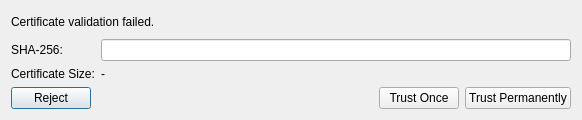
Before: the Qt Designer form src/ui/dialogs/certificatetrustdialog.ui in sanny32/OpenUaExplorer, drawn with Qt 5.
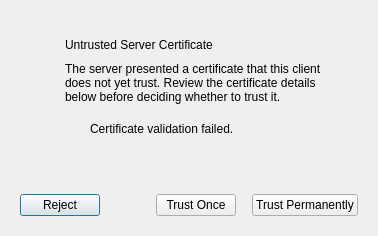
After: the same form once the commit is applied. Custom widgets are drawn as their Qt base class.

Commit message: feat: Add new alert and warning icons, update certificate status text, and enhance certificate trust dialog UI

```diff
--- a/src/ui/dialogs/certificatetrustdialog.ui
+++ b/src/ui/dialogs/certificatetrustdialog.ui
@@ -6,61 +6,148 @@
    <rect>
     <x>0</x>
     <y>0</y>
-    <width>578</width>
-    <height>120</height>
+    <width>720</width>
+    <height>640</height>
    </rect>
   </property>
   <property name="windowTitle">
    <string>Untrusted Server Certificate</string>
   </property>
   <layout class="QVBoxLayout" name="verticalLayout">
+   <property name="spacing">
+    <number>16</number>
+   </property>
+   <property name="sizeConstraint">
+    <enum>QLayout::SetFixedSize</enum>
+   </property>
+   <property name="leftMargin">
+    <number>20</number>
+   </property>
+   <property name="topMargin">
+    <number>20</number>
+   </property>
+   <property name="rightMargin">
+    <number>20</number>
+   </property>
+   <property name="bottomMargin">
+    <number>20</number>
+   </property>
    <item>
-    <widget class="QLabel" name="messageLabel">
-     <property name="minimumSize">
-      <size>
-       <width>560</width>
-       <height>0</height>
-      </size>
-     </property>
-     <property name="text">
-      <string>Certificate validation failed.</string>
-     </property>
-     <property name="wordWrap">
-      <bool>true</bool>
-     </property>
+    <widget class="QFrame" name="headerFrame">
+     <layout class="QHBoxLayout" name="headerLayout">
+      <property name="spacing">
+       <number>18</number>
+      </property>
+      <property name="leftMargin">
+       <number>20</number>
+      </property>
+      <property name="topMargin">
+       <number>18</number>
+      </property>
+      <property name="rightMargin">
+       <number>20</number>
+      </property>
+      <property name="bottomMargin">
+       <number>18</number>
+      </property>
+      <item>
+       <widget class="ThemedIconLabel" name="headerIcon">
+        <property name="sizePolicy">
+         <sizepolicy hsizetype="Maximum" vsizetype="Maximum">
+          <horstretch>0</horstretch>
+          <verstretch>0</verstretch>
+         </sizepolicy>
+        </property>
+        <property name="alignment">
+         <set>Qt::AlignHCenter|Qt::AlignTop</set>
+        </property>
+        <property name="text">
+         <string/>
+        </property>
+       </widget>
+      </item>
+      <item>
+       <layout class="QVBoxLayout" name="headerTextLayout">
+        <property name="spacing">
+         <number>10</number>
+        </property>
+        <item>
+         <widget class="QLabel" name="headerTitle">
+          <property name="text">
+           <string>Untrusted Server Certificate</string>
+          </property>
+          <property name="wordWrap">
+           <bool>true</bool>
+          </property>
+         </widget>
+        </item>
+        <item>
+         <widget class="QLabel" name="headerSubtitle">
+          <property name="text">
+           <string>The server presented a certificate that this client does not yet trust. Review the certificate details below before deciding whether to trust it.</string>
+          </property>
+          <property name="wordWrap">
+           <bool>true</bool>
+          </property>
+         </widget>
+        </item>
+        <item>
+         <widget class="QFrame" name="messageFrame">
+          <layout class="QHBoxLayout" name="messageLayout">
+           <property name="spacing">
+            <number>8</number>
+           </property>
+           <property name="leftMargin">
+            <number>10</number>
+           </property>
+           <property name="topMargin">
+            <number>8</number>
+           </property>
+           <property name="rightMargin">
+            <number>12</number>
+           </property>
+           <property name="bottomMargin">
+            <number>8</number>
+           </property>
+           <item>
+            <widget class="ThemedIconLabel" name="messageIcon">
+             <property name="sizePolicy">
+              <sizepolicy hsizetype="Maximum" vsizetype="Maximum">
+               <horstretch>0</horstretch>
+               <verstretch>0</verstretch>
+              </sizepolicy>
+             </property>
+             <property name="alignment">
+              <set>Qt::AlignHCenter|Qt::AlignTop</set>
+             </property>
+             <property name="text">
+              <string/>
+             </property>
+            </widget>
+           </item>
+           <item>
+            <widget class="QLabel" name="messageLabel">
+             <property name="text">
+              <string>Certificate validation failed.</string>
+             </property>
+             <property name="alignment">
+              <set>Qt::AlignLeading|Qt::AlignLeft|Qt::AlignVCenter</set>
+             </property>
+             <property name="wordWrap">
+              <bool>true</bool>
+             </property>
+            </widget>
+           </item>
+          </layout>
+         </widget>
+        </item>
+       </layout>
+      </item>
+     </layout>
     </widget>
    </item>
    <item>
-    <layout class="QFormLayout" name="formLayout">
-     <item row="0" column="0">
-      <widget class="QLabel" name="fingerprintLabel">
-       <property name="text">
-        <string>SHA-256:</string>
-       </property>
-      </widget>
-     </item>
-     <item row="0" column="1">
-      <widget class="QLineEdit" name="fingerprintEdit">
-       <property name="readOnly">
-        <bool>true</bool>
-       </property>
-      </widget>
-     </item>
-     <item row="1" column="0">
-      <widget class="QLabel" name="certificateSizeLabel">
-       <property name="text">
-        <string>Certificate Size:</string>
-       </property>
-      </widget>
-     </item>
-     <item row="1" column="1">
-      <widget class="QLabel" name="sizeLabel">
-       <property name="text">
-        <string>-</string>
-       </property>
-      </widget>
-     </item>
-    </layout>
+    <widget class="CertificateDetailsWidget" name="detailsWidget" native="true"/>
    </item>
    <item>
     <layout class="QHBoxLayout" name="buttonLayout">
@@ -103,6 +190,16 @@
   </layout>
  </widget>
  <customwidgets>
+  <customwidget>
+   <class>ThemedIconLabel</class>
+   <extends>QLabel</extends>
+   <header>widgets/themediconlabel.h</header>
+  </customwidget>
+  <customwidget>
+   <class>CertificateDetailsWidget</class>
+   <extends>QWidget</extends>
+   <header>widgets/certificatedetailswidget.h</header>
+  </customwidget>
   <customwidget>
    <class>ThemedPushButton</class>
    <extends>QPushButton</extends>
```
The commit also changes 10 other files.
